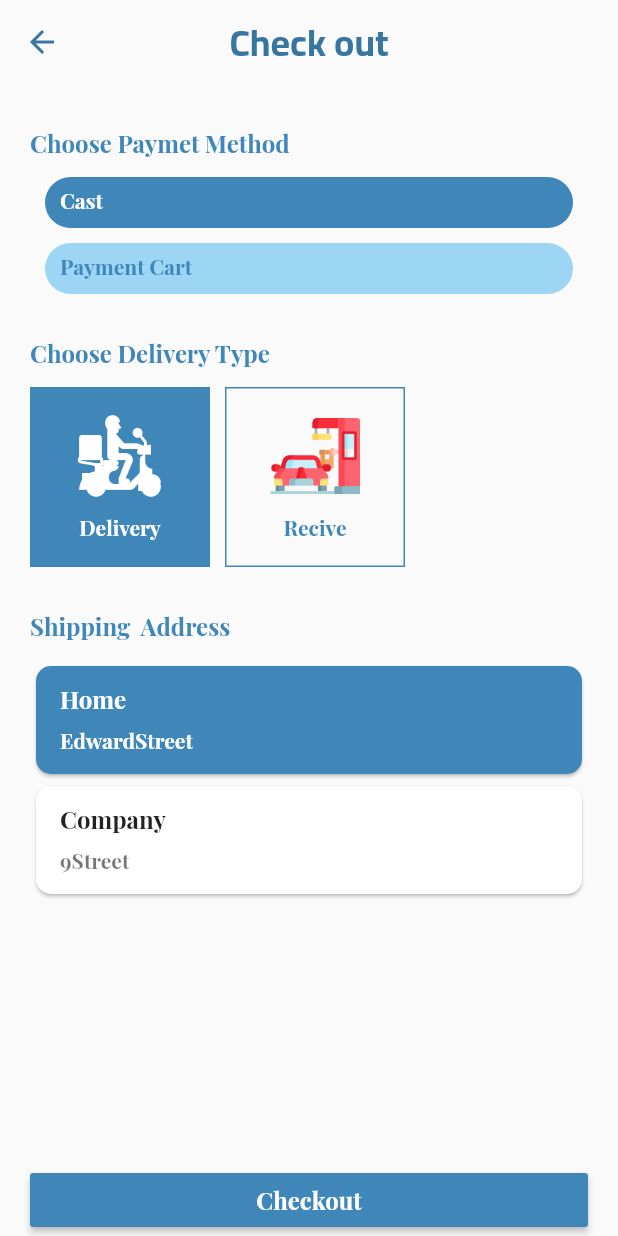
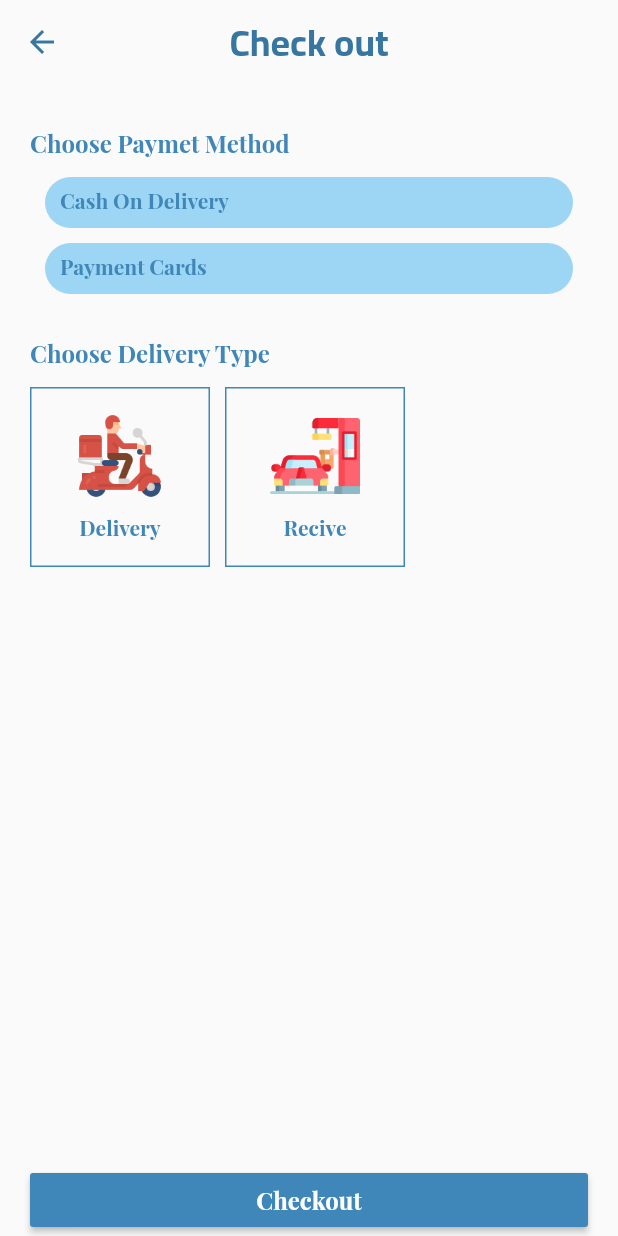
Before and after one commit to adward2013/ecommerce1, a Flutter app: the CheckOut screen opened by its route, on a phone screen of 412 x 824 dp. Run offline on Flutter 3.47's test engine with Material 2 defaults, Android fonts, the phone set to English and light mode, and no system bars; our stand-ins replace cached_network_image, dartz, firebase_core, flutter_otp_text_field, flutter_svg, geolocator and 3 more; missing offline and left inert: flutter_osm_plugin; accounts and stored records are empty.

Commit message:
ecommerce 13

```diff
--- /dev/null
+++ b/lib/controller/checkout_controller.dart
@@ -0,0 +1,24 @@
+import 'package:ecommerce/core/class/staturequest.dart';
+import 'package:get/get.dart';
+
+class CheckoutController extends GetxController {
+  StatusRequest statusRequest = StatusRequest.none;
+  String? paymentMethod;
+  String? deliveryType;
+  String? addressid;
+
+  choosePaymentMetod(String val) {
+    paymentMethod = val;
+    update();
+  }
+
+  chooseDeliveryType(String val) {
+    deliveryType = val;
+    update();
+  }
+
+  chooseShippingAddress(String val) {
+    addressid = val;
+    update();
+  }
+}
--- a/lib/view/screen/checkout.dart
+++ b/lib/view/screen/checkout.dart
@@ -1,15 +1,20 @@
+import 'package:ecommerce/controller/checkout_controller.dart';
+import 'package:ecommerce/core/class/handlingdataview.dart';
 import 'package:ecommerce/core/constant/color.dart';
 import 'package:ecommerce/core/constant/imgeasset.dart';
 import 'package:ecommerce/view/widget/checkout/carddeliveerytype.dart';
 import 'package:ecommerce/view/widget/checkout/cardshippingaddress.dart';
 import 'package:ecommerce/view/widget/checkout/cartpaymentmathod.dart';
 import 'package:flutter/material.dart';
+import 'package:get/get.dart';
 
 class CheckOut extends StatelessWidget {
+
   const CheckOut({super.key});
 
   @override
   Widget build(BuildContext context) {
+    Get.put(CheckoutController());
     return Scaffold(
         appBar: AppBar(
           title: const Text("Check out"),
@@ -22,10 +27,13 @@ class CheckOut extends StatelessWidget {
               color: AppColor.secoundColor,
               child: const Text(
                 "Checkout",
-          style: TextStyle(fontWeight: FontWeight.bold,fontSize: 16),
+                style: TextStyle(fontWeight: FontWeight.bold, fontSize: 16),
               ),
             )),
-      body: Container(
+        body: GetBuilder<CheckoutController>(
+            builder: (controller) => HandlingDataView(
+                  statusRequest: controller.statusRequest,
+                  widget: Container(
                     padding: const EdgeInsets.all(20),
                     child: ListView(
                       children: [
@@ -39,11 +47,31 @@ class CheckOut extends StatelessWidget {
                         const SizedBox(
                           height: 10,
                         ),
-         const  CardPaymentMethodCheckout(title: "Cast", isActive: true,),
+                        InkWell(
+                          onTap: () {
+                            controller.choosePaymentMetod("cash");
+                          },
+                          child: CardPaymentMethodCheckout(
+                            title: "Cash On Delivery",
+                            isActive: controller.paymentMethod == "cash"
+                                ? true
+                                : false,
+                          ),
+                        ),
                         const SizedBox(
                           height: 10,
                         ),
-         const  CardPaymentMethodCheckout(title: "Payment Cart",isActive: false,),
+                        InkWell(
+                          onTap: () {
+                            controller.choosePaymentMetod("card");
+                          },
+                          child: CardPaymentMethodCheckout(
+                            title: "Payment Cards",
+                            isActive: controller.paymentMethod == "card"
+                                ? true
+                                : false,
+                          ),
+                        ),
                         const SizedBox(
                           height: 20,
                         ),
@@ -58,35 +86,74 @@ class CheckOut extends StatelessWidget {
                           height: 10,
                         ),
                         Row(
-              children: const [
-                CardDeliveryTypeCheckout(active: true, imagename: AppImageAsset.delivery, title: 'Delivery',),
-
-                 SizedBox(
+                          children: [
+                            InkWell(
+                              onTap: () {
+                                controller.chooseDeliveryType("delivery");
+                              },
+                              child: CardDeliveryTypeCheckout(
+                                active: controller.deliveryType == "delivery"
+                                ? true
+                                : false,
+                                imagename: AppImageAsset.delivery,
+                                title: 'Delivery',
+                              ),
+                            ),
+                            const SizedBox(
                               width: 10,
                             ),
-                 CardDeliveryTypeCheckout(active: false, imagename: AppImageAsset.drivethru, title: 'Recive',),
-
+                            InkWell(
+                              onTap: () {
+                                 controller.chooseDeliveryType("recive");
+                              },
+                              child: CardDeliveryTypeCheckout(
+                                active: controller.deliveryType == "recive"
+                                ? true
+                                : false,
+                                imagename: AppImageAsset.drivethru,
+                                title: 'Recive',
+                              ),
+                            ),
                           ],
                         ),
                         const SizedBox(
                           height: 20,
                         ),
-            const Text(
+                         if(controller.deliveryType == "delivery")
+                        Column(
+                          crossAxisAlignment: CrossAxisAlignment.start,
+                          children: const[
+                           Text(
                           "Shipping  Address",
                           style: TextStyle(
                               color: AppColor.secoundColor,
                               fontSize: 16,
                               fontWeight: FontWeight.bold),
                         ),
-            const SizedBox(
+                         SizedBox(
                           height: 10,
                         ),
-           const CardShppingAddressCheckout(title: "Home",isactive: true,body: "EdwardStreet", ),
-           const CardShppingAddressCheckout(title: "Company",isactive: false,body: "9Street", ),
 
+                         CardShppingAddressCheckout(
+                          title: "Home",
+                          isactive: true,
+                          body: "EdwardStreet",
+                        ),
+                         CardShppingAddressCheckout(
+                          title: "Company",
+                          isactive: false,
+                          body: "9Street",
+                        )
+                        // ],): Container(
+                        //   padding: const EdgeInsets.symmetric(horizontal: 10),
+                        //   child: CardShppingAddressCheckout(isactive: true,
+                        //   title: "total price",
+                        //   body: "600 \$",
+                          //),
+                      ])
                       ],
                     ),
                   ),
-    );
+                )));
   }
 }
```
Lines whose indentation alone changed are shown as unchanged.
